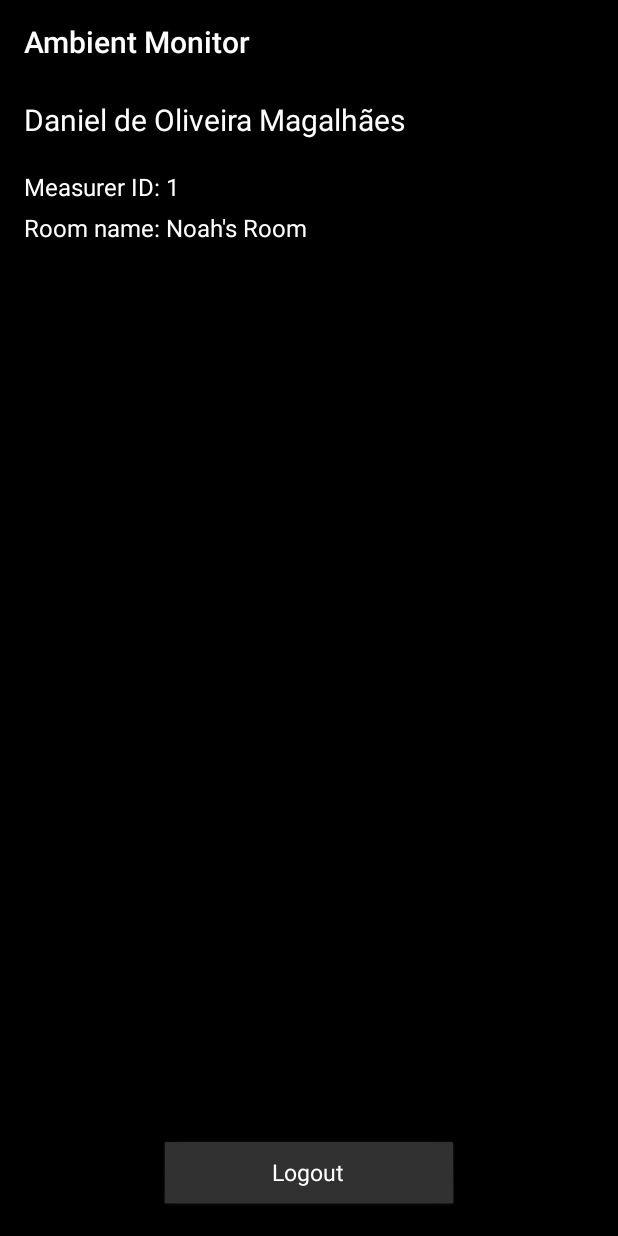
After one commit to tmgsca/AmbientMonitor, an Android app: the layout fragment_measurer_settings.xml on its own in the app's theme, with its tools: preview values and no code run, on a phone screen of 412 x 824 dp. The commit adds this screen. Run offline under Robolectric (Android 15) with nearby library versions, the phone set to English and light mode, and no system bars.

```diff
--- a/AmbientMonitoring/app/src/main/java/com/dev/thiago/ambientmonitoring/view/fragment/SettingsFragment.java
+++ b/AmbientMonitoring/app/src/main/java/com/dev/thiago/ambientmonitoring/view/fragment/SettingsFragment.java
@@ -7,6 +7,7 @@ import com.dev.thiago.ambientmonitoring.R;
 
 import org.androidannotations.annotations.EFragment;
 
+
 @EFragment(R.layout.fragment_settings)
 public class SettingsFragment extends Fragment {
 
--- a/AmbientMonitoring/app/src/main/java/com/dev/thiago/ambientmonitoring/view/fragment/WelcomeMenuFragment.java
+++ b/AmbientMonitoring/app/src/main/java/com/dev/thiago/ambientmonitoring/view/fragment/WelcomeMenuFragment.java
@@ -17,7 +17,11 @@ public class WelcomeMenuFragment extends GenericFragment {
 
     @AfterViews
     void afterViews() {
+
         activity = (MainActivity) getActivity();
+
+        SessionUtils.clearDeviceType(activity);
+
         setTitle("What is this device?");
     }
 
--- /dev/null
+++ b/AmbientMonitoring/app/src/main/res/layout/fragment_measurer_settings.xml
@@ -0,0 +1,50 @@
+<RelativeLayout xmlns:android="http://schemas.android.com/apk/res/android"
+    android:layout_width="match_parent"
+    android:layout_height="match_parent"
+    android:paddingBottom="@dimen/activity_vertical_margin"
+    android:paddingLeft="@dimen/activity_horizontal_margin"
+    android:paddingRight="@dimen/activity_horizontal_margin">
+
+    <LinearLayout
+        android:layout_width="wrap_content"
+        android:layout_height="wrap_content"
+        android:orientation="vertical"
+        android:paddingTop="10dp">
+
+        <TextView
+            android:id="@+id/settings_user_name"
+            android:layout_width="wrap_content"
+            android:layout_height="wrap_content"
+            android:text="Daniel de Oliveira Magalhães"
+            android:textColor="@color/primary_text"
+            android:textSize="20sp" />
+
+        <TextView
+            android:id="@+id/settings_measurer_id"
+            android:layout_width="wrap_content"
+            android:layout_height="wrap_content"
+            android:layout_marginTop="20dp"
+            android:text="Measurer ID: 1"
+            android:textColor="@color/primary_text"
+            android:textSize="16sp" />
+
+        <TextView
+            android:id="@+id/settings_room_name"
+            android:layout_width="wrap_content"
+            android:layout_height="wrap_content"
+            android:layout_marginTop="5dp"
+            android:text="Room name: Noah's Room"
+            android:textColor="@color/primary_text"
+            android:textSize="16sp" />
+
+    </LinearLayout>
+
+    <Button
+        android:id="@+id/settings_logout_button"
+        android:layout_width="200dp"
+        android:layout_height="wrap_content"
+        android:layout_alignParentBottom="true"
+        android:layout_centerHorizontal="true"
+        android:text="Logout" />
+
+</RelativeLayout>
--- a/AmbientMonitoring/app/src/main/res/layout/fragment_settings.xml
+++ b/AmbientMonitoring/app/src/main/res/layout/fragment_settings.xml
@@ -4,4 +4,10 @@
     android:layout_height="match_parent"
     tools:context="com.dev.thiago.ambientmonitoring.view.fragment.SettingsFragment">
 
+    <!-- TODO: Update blank fragment layout -->
+    <TextView
+        android:layout_width="match_parent"
+        android:layout_height="match_parent"
+        android:text="@string/hello_blank_fragment" />
+
 </FrameLayout>
```
Also changed, not shown: AmbientMonitoring/app/src/main/java/com/dev/thiago/ambientmonitoring/listener/SensorListener.java (+15 -6 lines), AmbientMonitoring/app/src/main/java/com/dev/thiago/ambientmonitoring/util/SessionUtils.java (+33 -5 lines), AmbientMonitoring/app/src/main/java/com/dev/thiago/ambientmonitoring/view/MainActivity.java (+37 -2 lines), AmbientMonitoring/app/src/main/java/com/dev/thiago/ambientmonitoring/view/fragment/DashboardFragment.java (+21 -14 lines), AmbientMonitoring/app/src/main/java/com/dev/thiago/ambientmonitoring/view/fragment/MeasurerSettingsFragment.java (added, +114 -0 lines), AmbientMonitoring/app/src/main/java/com/dev/thiago/ambientmonitoring/view/fragment/RoomsFragment.java (+13 -2 lines), AmbientMonitoring/app/src/main/java/com/dev/thiago/ambientmonitoring/view/fragment/RoomsMeasuresFragment.java (+7 -0 lines), AmbientMonitoring/app/src/main/java/com/dev/thiago/ambientmonitoring/view/fragment/WelcomeFragment.java (+10 -1 lines).
